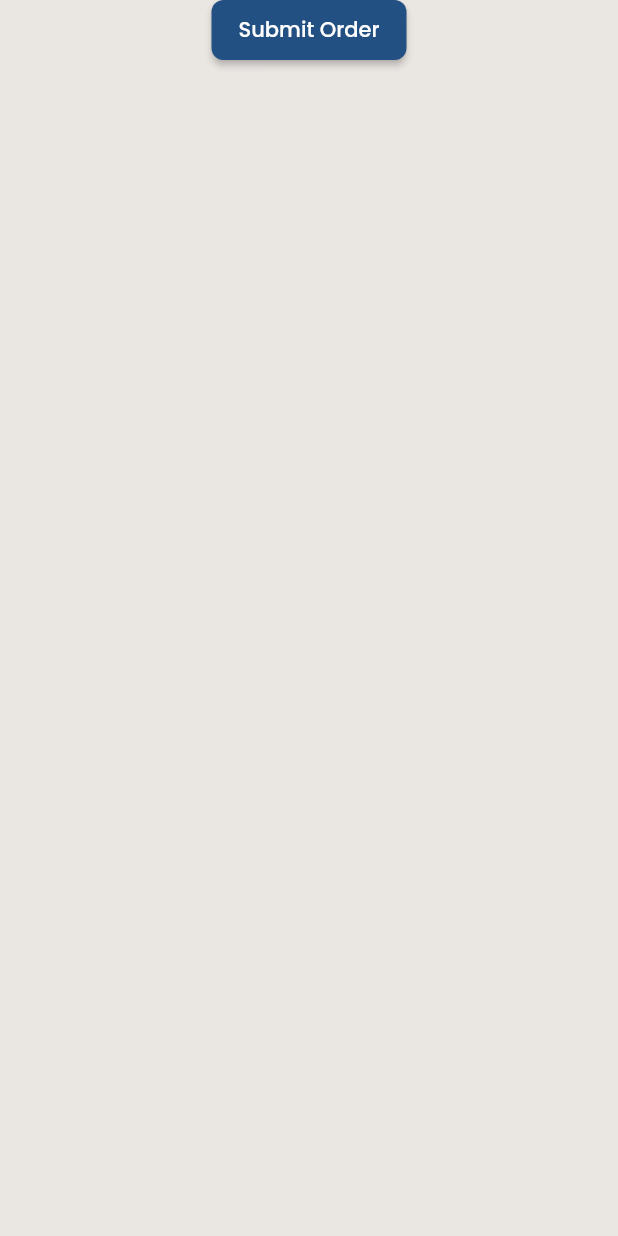
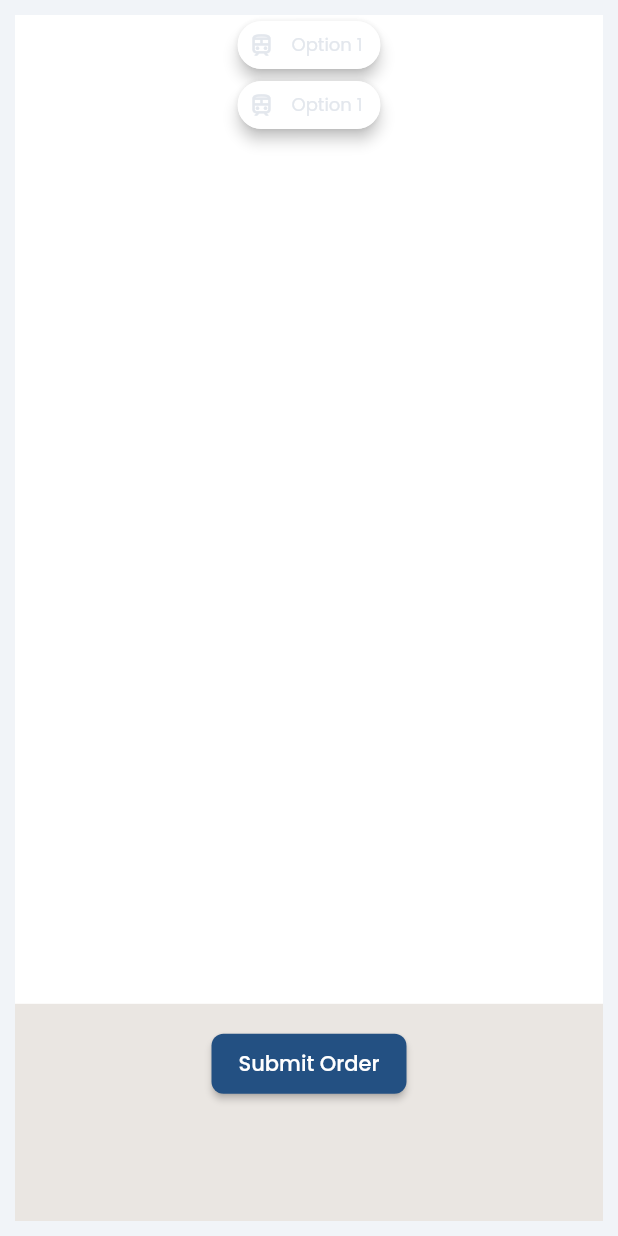
Before and after one commit to PiersoftDev/MarketPlace, a Flutter app: the ReviewOrderWidget screen opened by its route, on a phone screen of 412 x 824 dp. Run offline on Flutter 3.47's test engine with Material 2 defaults, Android fonts, the phone set to English and light mode, and no system bars; drawn by our look-alikes of auto_size_text; our stand-ins replace built_collection, built_value, cloud_firestore, dropdown_button2, easy_debounce, equatable and 17 more; missing offline and left inert: algolia, json_path; accounts and stored records are empty; statements that could not run were skipped.

Commit message:
Updating to latest FlutterFlow output.

```diff
--- /dev/null
+++ b/lib/flutter_flow/flutter_flow_choice_chips.dart
@@ -0,0 +1,156 @@
+import 'form_field_controller.dart';
+
+import 'package:flutter/foundation.dart';
+import 'package:flutter/material.dart';
+import 'package:flutter/scheduler.dart';
+import 'package:font_awesome_flutter/font_awesome_flutter.dart';
+
+const double _kChoiceChipsHeight = 40.0;
+
+class ChipData {
+  const ChipData(this.label, [this.iconData]);
+  final String label;
+  final IconData? iconData;
+}
+
+class ChipStyle {
+  const ChipStyle({
+    required this.backgroundColor,
+    required this.textStyle,
+    required this.iconColor,
+    required this.iconSize,
+    this.labelPadding,
+    required this.elevation,
+  });
+  final Color backgroundColor;
+  final TextStyle textStyle;
+  final Color iconColor;
+  final double iconSize;
+  final EdgeInsetsGeometry? labelPadding;
+  final double elevation;
+}
+
+class FlutterFlowChoiceChips extends StatefulWidget {
+  const FlutterFlowChoiceChips({
+    required this.options,
+    required this.onChanged,
+    required this.controller,
+    required this.selectedChipStyle,
+    required this.unselectedChipStyle,
+    required this.chipSpacing,
+    this.rowSpacing = 0.0,
+    required this.multiselect,
+    this.initialized = true,
+    this.alignment = WrapAlignment.start,
+  });
+
+  final List<ChipData> options;
+  final void Function(List<String>?)? onChanged;
+  final FormFieldController<List<String>> controller;
+  final ChipStyle selectedChipStyle;
+  final ChipStyle unselectedChipStyle;
+  final double chipSpacing;
+  final double rowSpacing;
+  final bool multiselect;
+  final bool initialized;
+  final WrapAlignment alignment;
+
+  @override
+  State<FlutterFlowChoiceChips> createState() => _FlutterFlowChoiceChipsState();
+}
+
+class _FlutterFlowChoiceChipsState extends State<FlutterFlowChoiceChips> {
+  late List<String> choiceChipValues;
+  ValueListenable<List<String>?> get changeSelectedValues => widget.controller;
+  List<String> get selectedValues => widget.controller.value ?? [];
+
+  @override
+  void initState() {
+    super.initState();
+    choiceChipValues = List.from(widget.controller.initialValue ?? []);
+    if (!widget.initialized && choiceChipValues.isNotEmpty) {
+      SchedulerBinding.instance.addPostFrameCallback(
+        (_) {
+          if (widget.onChanged != null) {
+            widget.onChanged!(choiceChipValues);
+          }
+        },
+      );
+    }
+    changeSelectedValues.addListener(() {
+      if (!listEquals(choiceChipValues, selectedValues)) {
+        setState(() => choiceChipValues = List.from(selectedValues));
+      }
+      if (widget.onChanged != null) {
+        widget.onChanged!(selectedValues);
+      }
+    });
+  }
+
+  @override
+  void dispose() {
+    changeSelectedValues.removeListener(() {});
+    super.dispose();
+  }
+
+  @override
+  Widget build(BuildContext context) => Wrap(
+        spacing: widget.chipSpacing,
+        runSpacing: widget.rowSpacing,
+        alignment: widget.alignment,
+        children: [
+          ...widget.options.map(
+            (option) {
+              final selected = choiceChipValues.contains(option.label);
+              final style = selected
+                  ? widget.selectedChipStyle
+                  : widget.unselectedChipStyle;
+              return Container(
+                height: _kChoiceChipsHeight,
+                child: ChoiceChip(
+                  selected: selected,
+                  onSelected: widget.onChanged != null
+                      ? (isSelected) {
+                          if (isSelected) {
+                            widget.multiselect
+                                ? choiceChipValues.add(option.label)
+                                : choiceChipValues = [option.label];
+                            widget.controller.value =
+                                List.from(choiceChipValues);
+                            setState(() {});
+                          } else {
+                            if (widget.multiselect) {
+                              choiceChipValues.remove(option.label);
+                              widget.controller.value =
+                                  List.from(choiceChipValues);
+                              setState(() {});
+                            }
+                          }
+                        }
+                      : null,
+                  label: Text(
+                    option.label,
+                    style: style.textStyle,
+                  ),
+                  labelPadding: style.labelPadding,
+                  avatar: option.iconData != null
+                      ? FaIcon(
+                          option.iconData,
+                          size: style.iconSize,
+                          color: style.iconColor,
+                        )
+                      : null,
+                  elevation: style.elevation,
+                  selectedColor: selected
+                      ? widget.selectedChipStyle.backgroundColor
+                      : null,
+                  backgroundColor: selected
+                      ? null
+                      : widget.unselectedChipStyle.backgroundColor,
+                ),
+              );
+            },
+          ).toList(),
+        ],
+      );
+}
--- a/lib/review_order/review_order_model.dart
+++ b/lib/review_order/review_order_model.dart
@@ -1,11 +1,22 @@
+import '/flutter_flow/flutter_flow_choice_chips.dart';
 import '/flutter_flow/flutter_flow_theme.dart';
 import '/flutter_flow/flutter_flow_util.dart';
 import '/flutter_flow/flutter_flow_widgets.dart';
+import '/flutter_flow/form_field_controller.dart';
 import 'package:flutter/material.dart';
 import 'package:google_fonts/google_fonts.dart';
 import 'package:provider/provider.dart';
 
 class ReviewOrderModel extends FlutterFlowModel {
+  ///  State fields for stateful widgets in this page.
+
+  // State field(s) for ChoiceChips widget.
+  String? choiceChipsValue1;
+  FormFieldController<List<String>>? choiceChipsValueController1;
+  // State field(s) for ChoiceChips widget.
+  String? choiceChipsValue2;
+  FormFieldController<List<String>>? choiceChipsValueController2;
+
   /// Initialization and disposal methods.
 
   void initState(BuildContext context) {}
--- a/lib/review_order/review_order_widget.dart
+++ b/lib/review_order/review_order_widget.dart
@@ -1,6 +1,8 @@
+import '/flutter_flow/flutter_flow_choice_chips.dart';
 import '/flutter_flow/flutter_flow_theme.dart';
 import '/flutter_flow/flutter_flow_util.dart';
 import '/flutter_flow/flutter_flow_widgets.dart';
+import '/flutter_flow/form_field_controller.dart';
 import 'package:flutter/material.dart';
 import 'package:google_fonts/google_fonts.dart';
 import 'package:provider/provider.dart';
@@ -44,6 +46,8 @@ class _ReviewOrderWidgetState extends State<ReviewOrderWidget> {
         key: scaffoldKey,
         backgroundColor: FlutterFlowTheme.of(context).primaryBackground,
         body: SafeArea(
+          child: Padding(
+            padding: EdgeInsetsDirectional.fromSTEB(10.0, 10.0, 10.0, 10.0),
             child: Container(
               width: double.infinity,
               height: double.infinity,
@@ -53,7 +57,94 @@ class _ReviewOrderWidgetState extends State<ReviewOrderWidget> {
               child: Column(
                 mainAxisSize: MainAxisSize.max,
                 children: [
-                FFButtonWidget(
+                  Container(
+                    width: double.infinity,
+                    height: MediaQuery.of(context).size.height * 0.8,
+                    decoration: BoxDecoration(
+                      color: FlutterFlowTheme.of(context).secondaryBackground,
+                    ),
+                    child: Column(
+                      mainAxisSize: MainAxisSize.max,
+                      children: [
+                        FlutterFlowChoiceChips(
+                          options: [ChipData('Option 1', Icons.train_outlined)],
+                          onChanged: (val) => setState(
+                              () => _model.choiceChipsValue1 = val?.first),
+                          selectedChipStyle: ChipStyle(
+                            backgroundColor: Color(0xFFE3E7ED),
+                            textStyle: FlutterFlowTheme.of(context)
+                                .bodyMedium
+                                .override(
+                                  fontFamily: 'Poppins',
+                                  color: Colors.white,
+                                ),
+                            iconColor: Colors.white,
+                            iconSize: 18.0,
+                            elevation: 4.0,
+                          ),
+                          unselectedChipStyle: ChipStyle(
+                            backgroundColor: Colors.white,
+                            textStyle:
+                                FlutterFlowTheme.of(context).bodySmall.override(
+                                      fontFamily: 'Poppins',
+                                      color: Color(0xFFE3E7ED),
+                                    ),
+                            iconColor: Color(0xFFE3E7ED),
+                            iconSize: 18.0,
+                            elevation: 4.0,
+                          ),
+                          chipSpacing: 20.0,
+                          multiselect: false,
+                          initialized: _model.choiceChipsValue1 != null,
+                          alignment: WrapAlignment.start,
+                          controller: _model.choiceChipsValueController1 ??=
+                              FormFieldController<List<String>>(
+                            [FFAppState().selectedProjectId],
+                          ),
+                        ),
+                        FlutterFlowChoiceChips(
+                          options: [ChipData('Option 1', Icons.train_outlined)],
+                          onChanged: (val) => setState(
+                              () => _model.choiceChipsValue2 = val?.first),
+                          selectedChipStyle: ChipStyle(
+                            backgroundColor: Color(0xFFE3E7ED),
+                            textStyle: FlutterFlowTheme.of(context)
+                                .bodyMedium
+                                .override(
+                                  fontFamily: 'Poppins',
+                                  color: Colors.white,
+                                ),
+                            iconColor: Colors.white,
+                            iconSize: 18.0,
+                            elevation: 4.0,
+                          ),
+                          unselectedChipStyle: ChipStyle(
+                            backgroundColor: Colors.white,
+                            textStyle:
+                                FlutterFlowTheme.of(context).bodySmall.override(
+                                      fontFamily: 'Poppins',
+                                      color: Color(0xFFE3E7ED),
+                                    ),
+                            iconColor: Color(0xFFE3E7ED),
+                            iconSize: 18.0,
+                            elevation: 4.0,
+                          ),
+                          chipSpacing: 20.0,
+                          multiselect: false,
+                          initialized: _model.choiceChipsValue2 != null,
+                          alignment: WrapAlignment.start,
+                          controller: _model.choiceChipsValueController2 ??=
+                              FormFieldController<List<String>>(
+                            [FFAppState().selectedActivityId],
+                          ),
+                        ),
+                      ],
+                    ),
+                  ),
+                  Padding(
+                    padding:
+                        EdgeInsetsDirectional.fromSTEB(20.0, 20.0, 20.0, 20.0),
+                    child: FFButtonWidget(
                       onPressed: () async {
                         context.pushNamed('OrderSubmitSuccess');
                       },
@@ -61,11 +152,13 @@ class _ReviewOrderWidgetState extends State<ReviewOrderWidget> {
                       options: FFButtonOptions(
                         width: 130.0,
                         height: 40.0,
-                    padding: EdgeInsetsDirectional.fromSTEB(0.0, 0.0, 0.0, 0.0),
+                        padding:
+                            EdgeInsetsDirectional.fromSTEB(0.0, 0.0, 0.0, 0.0),
                         iconPadding:
                             EdgeInsetsDirectional.fromSTEB(0.0, 0.0, 0.0, 0.0),
                         color: Color(0xFF235082),
-                    textStyle: FlutterFlowTheme.of(context).titleSmall.override(
+                        textStyle:
+                            FlutterFlowTheme.of(context).titleSmall.override(
                                   fontFamily: 'Poppins',
                                   color: Colors.white,
                                 ),
@@ -76,7 +169,9 @@ class _ReviewOrderWidgetState extends State<ReviewOrderWidget> {
                         borderRadius: BorderRadius.circular(8.0),
                       ),
                     ),
+                  ),
                 ],
+              ),
             ),
           ),
         ),
```
Lines whose indentation alone changed are shown as unchanged.
